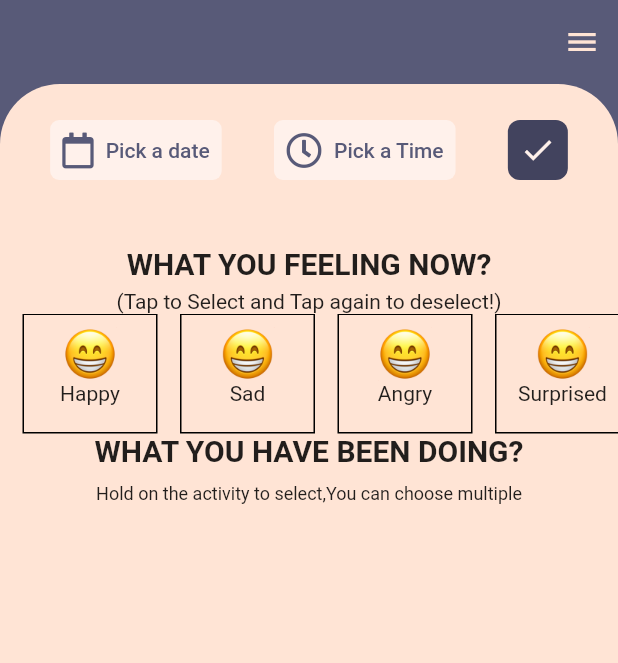
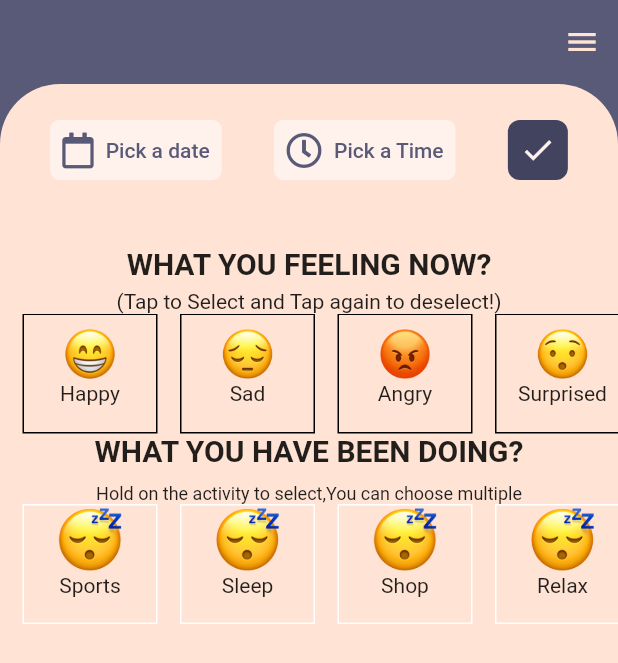
Before and after one commit to renankanu/app_humor_diary, a Flutter app: the screen it shows after launch, on a phone screen of 412 x 824 dp. Shown: the top 663 px of the screen. Run offline on Flutter 3.47's test engine with Material 2 defaults, Android fonts, the phone set to English and light mode, and no system bars; our stand-ins replace font_awesome_flutter, sqflite; accounts and stored records are empty.

Commit message:
Add ChangeNotifierProvider in main.dart for save in localdb

```diff
--- a/lib/main.dart
+++ b/lib/main.dart
@@ -1,6 +1,8 @@
+import 'package:app_humor_diary/model/moodcard.dart';
 import 'package:app_humor_diary/screen/home/home_screen.dart';
 import 'package:app_humor_diary/utils/custom_colors.dart';
 import 'package:flutter/material.dart';
+import 'package:provider/provider.dart';
 
 void main() {
   runApp(MyApp());
@@ -10,7 +12,9 @@ class MyApp extends StatelessWidget {
   // This widget is the root of your application.
   @override
   Widget build(BuildContext context) {
-    return MaterialApp(
+    return ChangeNotifierProvider.value(
+      value: MoodCard(),
+      child: MaterialApp(
         debugShowCheckedModeBanner: false,
         title: 'Humor Diary',
         theme: ThemeData(
@@ -19,6 +23,7 @@ class MyApp extends StatelessWidget {
           scaffoldBackgroundColor: CustomColors.comet,
         ),
         home: HomeScreen(),
+      ),
     );
   }
 }
--- /dev/null
+++ b/lib/model/moodcard.dart
@@ -0,0 +1,46 @@
+import 'package:app_humor_diary/helper/db_helper.dart';
+import 'package:app_humor_diary/model/humor.dart';
+import 'package:flutter/cupertino.dart';
+
+import 'activity.dart';
+
+class MoodCard extends ChangeNotifier {
+  String datetime;
+  String mood;
+  List<String> activityname = [];
+  List<String> activityimage = [];
+  String image;
+  String actimage;
+  String actname;
+  MoodCard({this.actimage, this.actname, this.datetime, this.image, this.mood});
+  List items;
+  List<Humor> data = [];
+  String date;
+  bool isloading = false;
+  List<String> actiname = [];
+
+  void add(Activity act) {
+    activityimage.add(act.image);
+    activityname.add(act.name);
+  }
+
+  notifyListeners();
+
+  Future<void> addPlace(String datetime, String mood, String image,
+      String actimage, String actname, String date) async {
+    DBHelper.insert('user_moods', {
+      'datetime': datetime,
+      'mood': mood,
+      'image': image,
+      'actimage': actimage,
+      'actname': actname,
+      'date': date
+    });
+    notifyListeners();
+  }
+
+  Future<void> deletePlaces(String datetime) async {
+    DBHelper.delete(datetime);
+    notifyListeners();
+  }
+}
--- a/lib/screen/home/home_screen.dart
+++ b/lib/screen/home/home_screen.dart
@@ -1,9 +1,13 @@
+import 'package:app_humor_diary/model/activity.dart';
 import 'package:app_humor_diary/model/humor.dart';
+import 'package:app_humor_diary/model/moodcard.dart';
+import 'package:app_humor_diary/screen/widgets/activity_icon.dart';
 import 'package:app_humor_diary/screen/widgets/humor_icon.dart';
 import 'package:app_humor_diary/utils/custom_colors.dart';
 import 'package:flutter/cupertino.dart';
 import 'package:flutter/material.dart';
 import 'package:font_awesome_flutter/font_awesome_flutter.dart';
+import 'package:provider/provider.dart';
 
 class HomeScreen extends StatefulWidget {
   @override
@@ -18,19 +22,29 @@ class _HomeScreenState extends State<HomeScreen> {
   String dateonly;
   String datetime;
   int ontapcount = 0;
-  List<Humor> humors = [];
-  @override
-  void initState() {
-    super.initState();
-    humors = [
+  List<Humor> humors = [
     Humor('assets/happy.png', 'Happy', true),
-      Humor('assets/happy.png', 'Sad', true),
-      Humor('assets/happy.png', 'Angry', true),
-      Humor('assets/happy.png', 'Surprised', true),
-      Humor('assets/happy.png', 'Loving', true),
-      Humor('assets/happy.png', 'Scared', true)
+    Humor('assets/sad.png', 'Sad', true),
+    Humor('assets/angry.png', 'Angry', true),
+    Humor('assets/surprised.png', 'Surprised', true),
+    Humor('assets/loving.png', 'Loving', true),
+    Humor('assets/feared.png', 'Scared', true)
   ];
-  }
+  List<Activity> activities = [
+    Activity('assets/sleeping.png', 'Sports', false),
+    Activity('assets/sleeping.png', 'Sleep', false),
+    Activity('assets/sleeping.png', 'Shop', false),
+    Activity('assets/sleeping.png', 'Relax', false),
+    Activity('assets/sleeping.png', 'Read', false),
+    Activity('assets/sleeping.png', 'Movies', false),
+    Activity('assets/sleeping.png', 'Gaming', false),
+    Activity('assets/sleeping.png', 'Friends', false),
+    Activity('assets/sleeping.png', 'Family', false),
+    Activity('assets/sleeping.png', 'Excercise', false),
+    Activity('assets/sleeping.png', 'Eat', false),
+    Activity('assets/sleeping.png', 'Date', false),
+    Activity('assets/sleeping.png', 'Clean', false)
+  ];
 
   @override
   Widget build(BuildContext context) {
@@ -164,25 +178,26 @@ class _HomeScreenState extends State<HomeScreen> {
                               name: humors[index].name,
                               colour: humors[index].isSelected
                                   ? Colors.black
-                              : Colors.white,
-                        ),
-                        onTap: () {
-                          if (ontapcount == 0) {
+                                  : Colors.white),
+                          onTap: () => {
+                                if (ontapcount == 0)
+                                  {
                                     setState(() {
                                       humor = humors[index].name;
                                       image = humors[index].image;
                                       humors[index].isSelected = true;
                                       ontapcount = ontapcount + 1;
                                       print(humor);
-                            });
-                          } else if (humors[index].isSelected) {
+                                    }),
+                                  }
+                                else if (humors[index].isSelected)
+                                  {
                                     setState(() {
                                       humors[index].isSelected = false;
                                       ontapcount = 0;
-                            });
+                                    })
                                   }
-                        },
-                      )
+                              }),
                     ]);
                   }),
             ),
@@ -195,6 +210,43 @@ class _HomeScreenState extends State<HomeScreen> {
               'Hold on the activity to select,You can choose multiple',
               style: TextStyle(fontSize: 12, fontWeight: FontWeight.normal),
             ),
+            SizedBox(
+              height: 80,
+              child: ListView.builder(
+                  scrollDirection: Axis.horizontal,
+                  itemCount: activities.length,
+                  itemBuilder: (BuildContext nContext, index) {
+                    return Row(
+                      children: <Widget>[
+                        SizedBox(
+                          width: 15,
+                        ),
+                        GestureDetector(
+                            child: ActivityIcon(
+                                activities[index].image,
+                                activities[index].name,
+                                activities[index].selected
+                                    ? Colors.black
+                                    : Colors.white),
+                            onLongPress: () => {
+                                  if (activities[index].selected)
+                                    {
+                                      setState(() {
+                                        activities[index].selected = false;
+                                      })
+                                    }
+                                  else
+                                    setState(() {
+                                      activities[index].selected = true;
+                                      Provider.of<MoodCard>(context,
+                                              listen: false)
+                                          .add(activities[index]);
+                                    }),
+                                }),
+                      ],
+                    );
+                  }),
+            )
           ],
         ),
       ),
--- /dev/null
+++ b/lib/screen/widgets/activity_icon.dart
@@ -0,0 +1,26 @@
+import 'package:flutter/material.dart';
+
+class ActivityIcon extends StatelessWidget {
+  String image;
+  String name;
+  Color colour;
+  ActivityIcon(this.image, this.name, this.colour);
+  @override
+  Widget build(BuildContext context) {
+    return Container(
+        width: 90,
+        child: Column(
+          children: <Widget>[
+            Image.asset(
+              image,
+              height: 45,
+              width: 45,
+            ),
+            Text(name)
+          ],
+        ),
+        decoration: BoxDecoration(
+          border: Border.all(color: colour),
+        ));
+  }
+}
--- a/pubspec.yaml
+++ b/pubspec.yaml
@@ -54,6 +54,8 @@ flutter:
     - assets/loving.png
     - assets/sad.png
     - assets/surprised.png
+    - assets/sport.png
+    - assets/sleeping.png
   # An image asset can refer to one or more resolution-specific "variants", see
   # https://flutter.dev/assets-and-images/#resolution-aware.
   # For details regarding adding assets from package dependencies, see
```
Also changed, not shown: assets/sleeping.png (added), assets/sport.png (added). Lines whose indentation alone changed are shown as unchanged.
